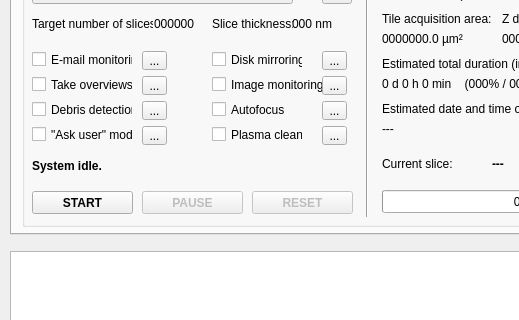
First picture: the form in gui/main_window.ui, repository SBEMimage/SBEMimage, before the edit; both pictures show x 0 to 519 and y 328 to 648 of the 711 by 950 pixel window.
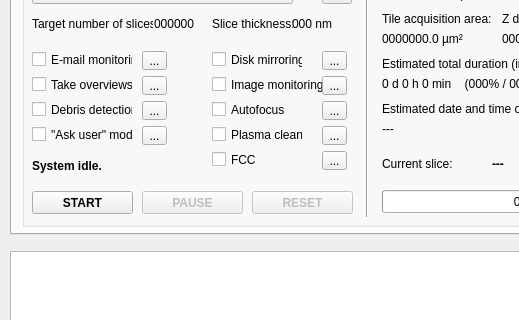
Second picture: the form after the edit.

What changed in the file:
```diff
--- a/gui/main_window.ui
+++ b/gui/main_window.ui
@@ -907,6 +907,38 @@
         <string>00000.0 µm</string>
        </property>
       </widget>
+      <widget class="QToolButton" name="toolButton_chargeCompensator">
+       <property name="enabled">
+        <bool>true</bool>
+       </property>
+       <property name="geometry">
+        <rect>
+         <x>300</x>
+         <y>195</y>
+         <width>25</width>
+         <height>19</height>
+        </rect>
+       </property>
+       <property name="text">
+        <string>...</string>
+       </property>
+      </widget>
+      <widget class="QCheckBox" name="checkBox_chargeCompensator">
+       <property name="enabled">
+        <bool>true</bool>
+       </property>
+       <property name="geometry">
+        <rect>
+         <x>190</x>
+         <y>195</y>
+         <width>91</width>
+         <height>17</height>
+        </rect>
+       </property>
+       <property name="text">
+        <string>FCC</string>
+       </property>
+      </widget>
      </widget>
      <widget class="QGroupBox" name="groupBox_3">
       <property name="geometry">
```
Left out of the diff: 14 changed lines with no effect on the pictures.
